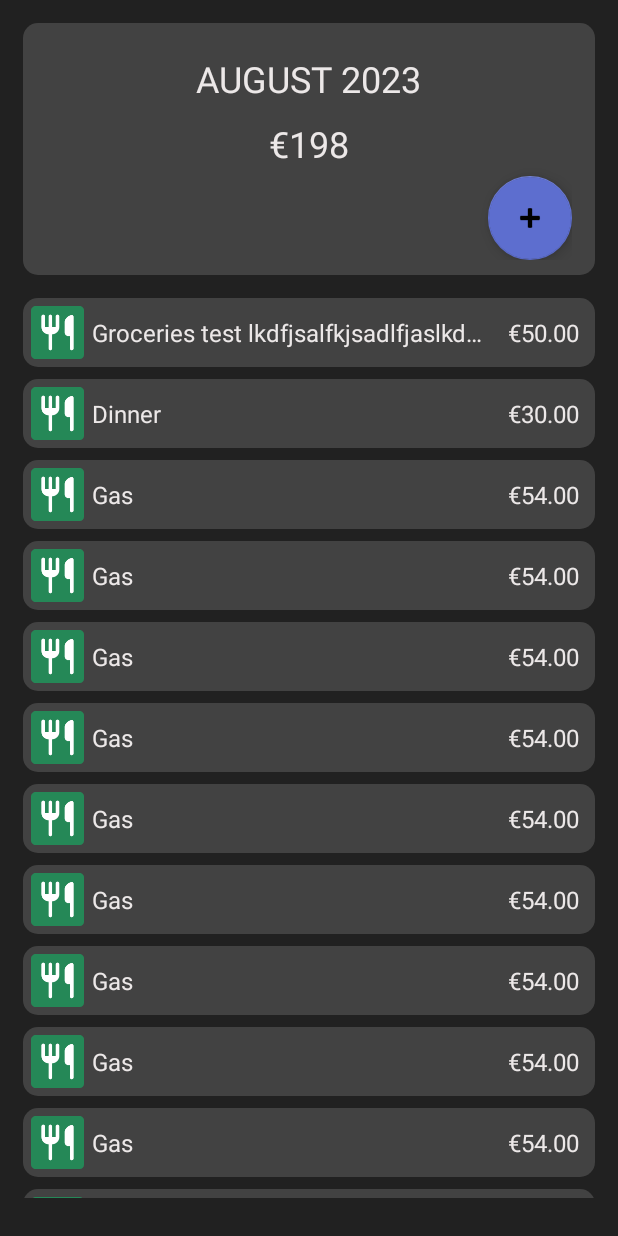
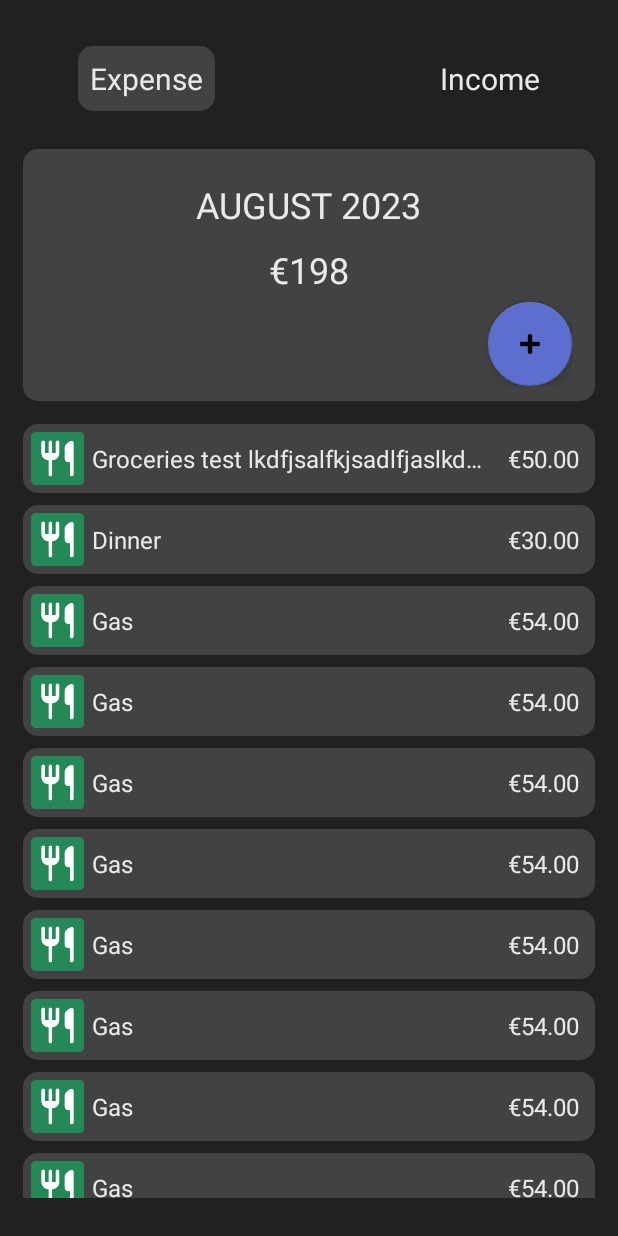
Before and after one commit to Pho3b/expense-tracker, an Android app: the screen it shows after launch (ExpenseListActivity before the commit, ListExpenseActivity after it), on a phone screen of 412 x 824 dp. Run offline under Robolectric (Android 15) with nearby library versions, the phone set to English and light mode, and no system bars.

Commit message:
feat: added expense and income category buttons and basic create transaction activity layout

```diff
--- a/app/src/main/AndroidManifest.xml
+++ b/app/src/main/AndroidManifest.xml
@@ -17,7 +17,7 @@
             android:exported="true"
             android:theme="@style/Theme.ExpenseTracker.NoActionBar" />
         <activity
-            android:name=".activities.ExpenseListActivity"
+            android:name=".activities.ListExpenseActivity"
             android:exported="true"
             android:theme="@style/Theme.ExpenseTracker.NoActionBar">
 
@@ -26,6 +26,10 @@
                 <category android:name="android.intent.category.LAUNCHER" />
             </intent-filter>
         </activity>
+        <activity
+            android:name=".activities.CreateTransactionActivity"
+            android:exported="true"
+            android:theme="@style/Theme.ExpenseTracker.NoActionBar" />
     </application>
 
 </manifest>
--- a/app/src/main/java/com/example/expensetracker/MainActivity.java
+++ b/app/src/main/java/com/example/expensetracker/MainActivity.java
@@ -1,12 +1,9 @@
 package com.example.expensetracker;
 
-import android.content.Intent;
 import android.os.Bundle;
 import android.view.View;
 import android.view.Menu;
-import android.util.Log;
 
-import com.example.expensetracker.activities.ExpenseListActivity;
 import com.example.expensetracker.ui.expenses.ExpenseAdapter;
 import com.google.android.material.snackbar.Snackbar;
 import com.google.android.material.navigation.NavigationView;
--- a/app/src/main/java/com/example/expensetracker/activities/ExpenseListActivity.java
+++ b/app/src/main/java/com/example/expensetracker/activities/ListExpenseActivity.java
@@ -1,11 +1,14 @@
 package com.example.expensetracker.activities;
 
+import android.content.Intent;
 import android.database.sqlite.SQLiteDatabase;
+import android.graphics.drawable.Drawable;
 import android.os.Bundle;
+import android.util.Log;
 import android.widget.TextView;
-import android.widget.Toast;
 
 import androidx.appcompat.app.AppCompatActivity;
+import androidx.core.content.ContextCompat;
 import androidx.recyclerview.widget.LinearLayoutManager;
 import androidx.recyclerview.widget.RecyclerView;
 
@@ -19,7 +22,7 @@ import java.time.LocalDate;
 import java.util.ArrayList;
 import java.util.List;
 
-public class ExpenseListActivity extends AppCompatActivity {
+public class ListExpenseActivity extends AppCompatActivity {
 
     private RecyclerView recyclerView;
     private ExpenseAdapter expenseAdapter;
@@ -28,6 +31,7 @@ public class ExpenseListActivity extends AppCompatActivity {
     protected void onCreate(Bundle savedInstanceState) {
         super.onCreate(savedInstanceState);
         setContentView(R.layout.activity_expense_list);
+
         recyclerView = findViewById(R.id.recyclerView);
         recyclerView.setLayoutManager(new LinearLayoutManager(this));
         recyclerView.setAdapter(new ExpenseAdapter(this.retrieveExpenses()));
@@ -47,6 +51,11 @@ public class ExpenseListActivity extends AppCompatActivity {
 
         TextView monthAmountView = findViewById(R.id.month_amount_txt);
         monthAmountView.setText("€198");
+
+        TextView expenseCategoryTxt = findViewById(R.id.expense_category_txt);
+        expenseCategoryTxt.setBackground(
+                ContextCompat.getDrawable(this, R.drawable.rounded_background)
+        );
     }
 
     private void attachOnClickListeners(SQLiteDatabase db, ExpensesDbHelper dbHelper) {
@@ -54,14 +63,21 @@ public class ExpenseListActivity extends AppCompatActivity {
         FloatingActionButton addExpenseBtn = findViewById(R.id.addExpenseBtn);
 
         addExpenseBtn.setOnClickListener(v -> {
-            boolean res = dbHelper.insertNewExpense(db, new Expense("Cinema Test", 11));
-            String resMsg = res ? "Insertion Success" : "Insertion Error";
+            Log.d(this.getLocalClassName(), "Starting the second activity");
+            Intent intent = new Intent(
+                    ListExpenseActivity.this,
+                    CreateTransactionActivity.class
+            );
+            startActivity(intent);
 
-            Toast.makeText(
-                    ExpenseListActivity.this,
-                    resMsg,
-                    Toast.LENGTH_SHORT
-            ).show();
+//            boolean res = dbHelper.insertNewExpense(db, new Expense("Cinema Test", 11));
+//            String resMsg = res ? "Insertion Success" : "Insertion Error";
+//
+//            Toast.makeText(
+//                    ListExpenseActivity.this,
+//                    resMsg,
+//                    Toast.LENGTH_SHORT
+//            ).show();
         });
     }
 
--- a/app/src/main/res/layout/activity_expense_list.xml
+++ b/app/src/main/res/layout/activity_expense_list.xml
@@ -9,7 +9,35 @@
     android:paddingRight="15dp"
     android:paddingBottom="25dp"
     android:orientation="vertical"
-    tools:context=".activities.ExpenseListActivity">
+    tools:context=".activities.ListExpenseActivity">
+
+    <LinearLayout
+        android:layout_width="match_parent"
+        android:layout_height="wrap_content"
+        android:paddingLeft="15dp"
+        android:paddingTop="15dp"
+        android:paddingRight="15dp"
+        android:paddingBottom="10dp"
+        android:gravity="center"
+        android:layout_marginBottom="15dp">
+
+
+        <TextView
+            android:id="@+id/expense_category_txt"
+            android:layout_width="wrap_content"
+            android:layout_height="wrap_content"
+            android:padding="8dp"
+            android:textSize="20sp"
+            android:text="Expense" />
+
+        <TextView
+            android:id="@+id/textView3"
+            android:layout_width="wrap_content"
+            android:layout_height="wrap_content"
+            android:layout_marginStart="150dp"
+            android:textSize="20sp"
+            android:text="Income" />
+    </LinearLayout>
 
     <LinearLayout
         android:layout_width="match_parent"
```
Also changed, not shown: app/src/main/java/com/example/expensetracker/activities/CreateTransactionActivity.java (added, +17 -0 lines), app/src/main/res/layout/activity_create_transaction.xml (added, +23 -0 lines).
